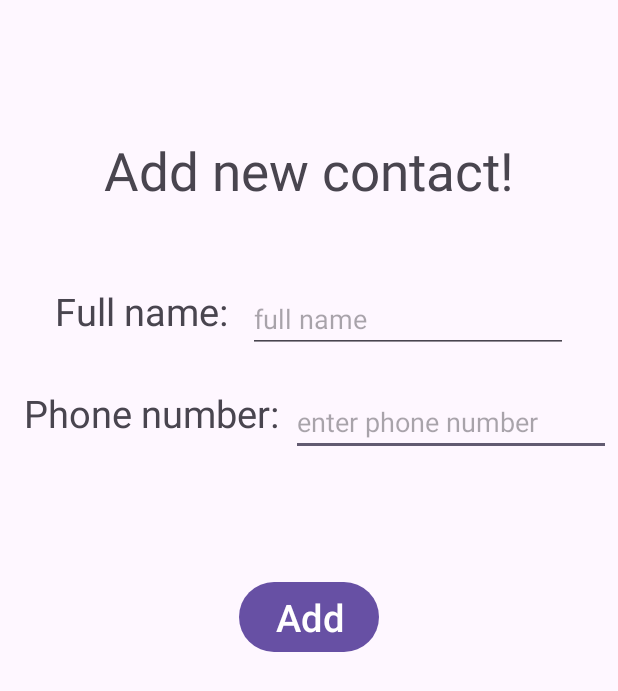
After one commit to sunil-poudel/Contact-manager, an Android app: the AddContactActivity screen opened directly, with no data from a screen before it, on a phone screen of 412 x 824 dp. The commit adds this screen. Shown: the top 691 px of the screen. Run offline under Robolectric (Android 15) with nearby library versions, the light colour scheme and no system bars.

Commit message:
just check txt file 03 and the code upto that commit to see what happened

```diff
--- a/app/src/main/AndroidManifest.xml
+++ b/app/src/main/AndroidManifest.xml
@@ -13,6 +13,9 @@
         android:theme="@style/Theme.ContactManager"
         tools:targetApi="31">
         <activity
+            android:name=".AddContactActivity"
+            android:exported="false" />
+        <activity
             android:name=".MainActivity"
             android:exported="true">
             <intent-filter>
--- /dev/null
+++ b/app/src/main/java/com/example/contactmanager/AddContactActivity.java
@@ -0,0 +1,47 @@
+package com.example.contactmanager;
+
+import android.content.Intent;
+import android.os.Bundle;
+import android.util.Log;
+import android.view.View;
+import android.widget.Button;
+import android.widget.EditText;
+
+import androidx.activity.EdgeToEdge;
+import androidx.appcompat.app.AppCompatActivity;
+import androidx.core.graphics.Insets;
+import androidx.core.view.ViewCompat;
+import androidx.core.view.WindowInsetsCompat;
+
+import Data.DatabaseHandler;
+import Model.Contact;
+
+public class AddContactActivity extends AppCompatActivity {
+    private EditText addContactName;
+    private EditText addContactPhone;
+    private Button addContactSubmitButton;
+
+    @Override
+    protected void onCreate(Bundle savedInstanceState) {
+        super.onCreate(savedInstanceState);
+        setContentView(R.layout.activity_add_contact);
+
+        addContactName = findViewById(R.id.editText_add_name);
+        addContactPhone = findViewById(R.id.editText_add_phone);
+        addContactSubmitButton = findViewById(R.id.button_add_submit);
+
+        addContactSubmitButton.setOnClickListener(new View.OnClickListener() {
+            @Override
+            public void onClick(View v) {
+                String name = addContactName.getText().toString();
+                String phoneNumber = String.valueOf(addContactPhone.getText().toString());
+                Intent intent = new Intent(AddContactActivity.this, MainActivity.class);
+                intent.putExtra("Name", name);
+                intent.putExtra("Phone", phoneNumber);
+                startActivity(intent);
+            }
+        });
+
+
+    }
+}
--- a/app/src/main/java/com/example/contactmanager/MainActivity.java
+++ b/app/src/main/java/com/example/contactmanager/MainActivity.java
@@ -1,5 +1,6 @@
 package com.example.contactmanager;
 
+import android.content.Intent;
 import android.os.Bundle;
 import android.util.Log;
 import android.view.View;
@@ -39,7 +40,7 @@ public class MainActivity extends AppCompatActivity {
         recyclerView.setHasFixedSize(true);
         recyclerView.setLayoutManager(new LinearLayoutManager(this));
 
-        contactsDatabase.addContact(new Contact("Sunil Poudel", "XXXXXXXXXX"));
+//        contactsDatabase.addContact(new Contact("Sunil Poudel", "XXXXXXXXXX"));
         contactList = contactsDatabase.getAllContacts();
 
         if(contactsAdapter==null) {
@@ -49,11 +50,17 @@ public class MainActivity extends AppCompatActivity {
             contactsAdapter.notifyDataSetChanged();
         }
 
-        for(Contact c:contactList){
-            Log.d("Contacts displaying: ",
-                    "id->"+c.getId()+"name: "+ c.getContactName()+" phone: "+c.getContactPhoneNumber()
-                    );
-        }
+        addContactButton.setOnClickListener(new View.OnClickListener() {
+            @Override
+            public void onClick(View v) {
+                Intent intent = new Intent(MainActivity.this, AddContactActivity.class);
+                startActivity(intent);
+            }
+        });
 
+        Intent intent = getIntent();
+        String addedName = intent.getStringExtra("Name");
+        String addedPhoneNumber = intent.getStringExtra("Phone");
+        contactsDatabase.addContact(new Contact(addedName, addedPhoneNumber));
     }
 }
--- /dev/null
+++ b/app/src/main/res/layout/activity_add_contact.xml
@@ -0,0 +1,89 @@
+<?xml version="1.0" encoding="utf-8"?>
+<androidx.constraintlayout.widget.ConstraintLayout xmlns:android="http://schemas.android.com/apk/res/android"
+    xmlns:app="http://schemas.android.com/apk/res-auto"
+    xmlns:tools="http://schemas.android.com/tools"
+    android:id="@+id/main"
+    android:layout_width="match_parent"
+    android:layout_height="match_parent"
+    tools:context=".AddContactActivity">
+
+    <TextView
+        android:id="@+id/textView"
+        android:layout_width="wrap_content"
+        android:layout_height="wrap_content"
+        android:text="Add new contact!"
+        android:textSize="35sp"
+        app:layout_constraintBottom_toBottomOf="parent"
+        app:layout_constraintEnd_toEndOf="parent"
+        app:layout_constraintHorizontal_bias="0.498"
+        app:layout_constraintStart_toStartOf="parent"
+        app:layout_constraintTop_toTopOf="parent"
+        app:layout_constraintVertical_bias="0.116" />
+
+    <TextView
+        android:id="@+id/textView2"
+        android:layout_width="wrap_content"
+        android:layout_height="wrap_content"
+        android:text="Full name:"
+        android:textSize="25sp"
+        app:layout_constraintBottom_toBottomOf="parent"
+        app:layout_constraintEnd_toEndOf="parent"
+        app:layout_constraintHorizontal_bias="0.124"
+        app:layout_constraintStart_toStartOf="parent"
+        app:layout_constraintTop_toTopOf="parent"
+        app:layout_constraintVertical_bias="0.241" />
+
+    <TextView
+        android:id="@+id/textView3"
+        android:layout_width="wrap_content"
+        android:layout_height="wrap_content"
+        android:text="Phone number:"
+        android:textSize="25sp"
+        app:layout_constraintBottom_toBottomOf="parent"
+        app:layout_constraintEnd_toEndOf="parent"
+        app:layout_constraintHorizontal_bias="0.066"
+        app:layout_constraintStart_toStartOf="parent"
+        app:layout_constraintTop_toTopOf="parent"
+        app:layout_constraintVertical_bias="0.327" />
+
+    <EditText
+        android:id="@+id/editText_add_phone"
+        android:layout_width="wrap_content"
+        android:layout_height="wrap_content"
+        android:layout_marginStart="8dp"
+        android:ems="10"
+        android:inputType="phone"
+        android:hint="enter phone number"
+        app:layout_constraintBottom_toBottomOf="parent"
+        app:layout_constraintEnd_toEndOf="parent"
+        app:layout_constraintHorizontal_bias="0.0"
+        app:layout_constraintStart_toEndOf="@+id/textView3"
+        app:layout_constraintTop_toTopOf="parent"
+        app:layout_constraintVertical_bias="0.332" />
+
+    <EditText
+        android:id="@+id/editText_add_name"
+        android:layout_width="wrap_content"
+        android:layout_height="wrap_content"
+        android:ems="10"
+        android:inputType="text"
+        android:hint="full name"
+        app:layout_constraintBottom_toBottomOf="parent"
+        app:layout_constraintEnd_toEndOf="parent"
+        app:layout_constraintHorizontal_bias="0.285"
+        app:layout_constraintStart_toEndOf="@+id/textView2"
+        app:layout_constraintTop_toTopOf="parent"
+        app:layout_constraintVertical_bias="0.244" />
+
+    <Button
+        android:id="@+id/button_add_submit"
+        android:layout_width="wrap_content"
+        android:layout_height="wrap_content"
+        android:text="Add"
+        android:textSize="25sp"
+        app:layout_constraintBottom_toBottomOf="parent"
+        app:layout_constraintEnd_toEndOf="parent"
+        app:layout_constraintStart_toStartOf="parent"
+        app:layout_constraintTop_toTopOf="parent"
+        app:layout_constraintVertical_bias="0.499" />
+</androidx.constraintlayout.widget.ConstraintLayout>
```
Also changed, not shown: 1 other file.
